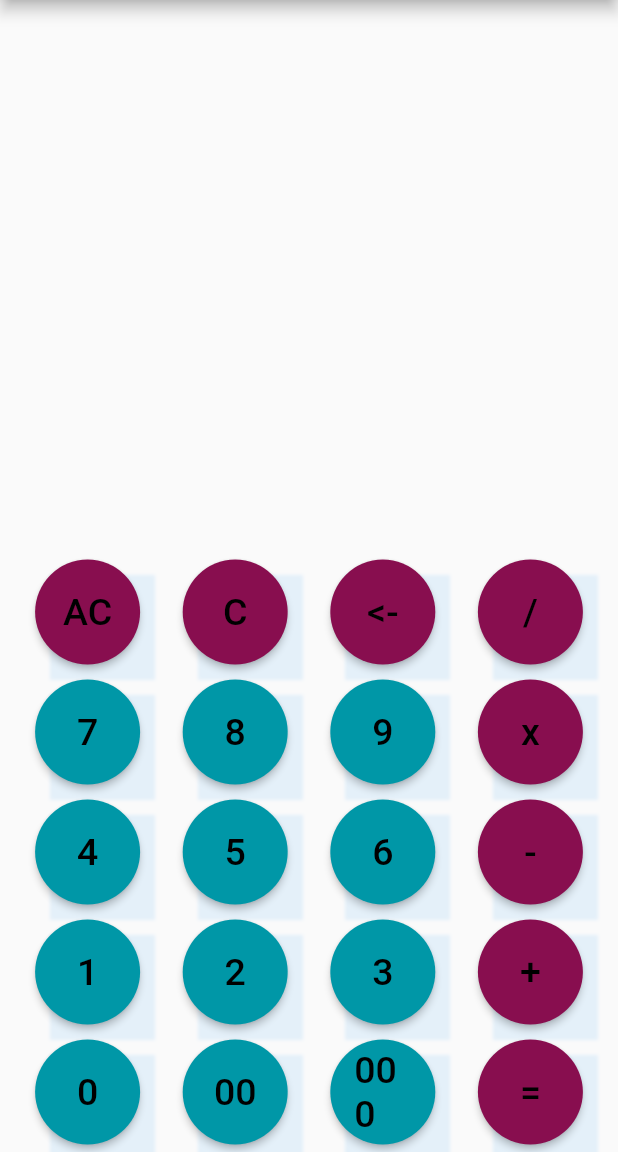
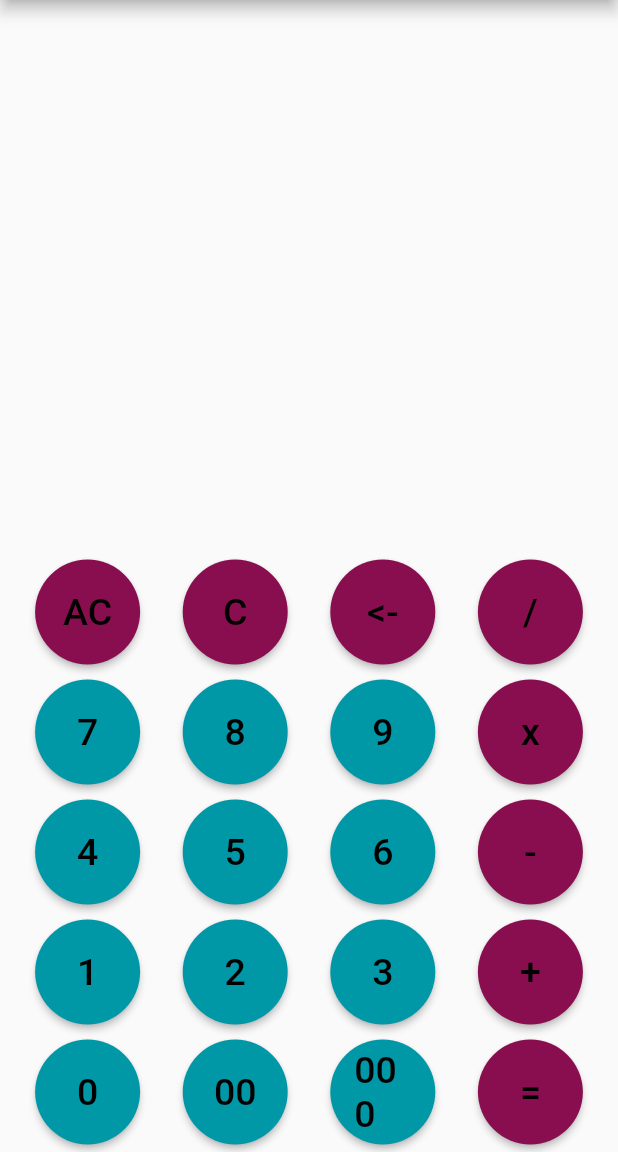
Before and after one commit to Rucha1060/flutter_task2, a Flutter app: the screen it shows after launch, on a phone screen of 412 x 824 dp, the part 84-1236 px from its top. Run offline on Flutter 3.47's test engine with Material 2 defaults, Android fonts, the phone set to English and light mode, and no system bars.

```diff
--- a/lib/calculator_btn.dart
+++ b/lib/calculator_btn.dart
@@ -9,15 +9,6 @@ class CalcButton extends StatelessWidget {
   Widget build(BuildContext context) {
     return Container(
       margin: EdgeInsets.all(5),
-      decoration: BoxDecoration(
-        boxShadow: <BoxShadow>[
-          BoxShadow(
-            color: Colors.blue.withOpacity(0.1),
-            blurRadius: 1,
-            offset: Offset(10, 10),
-          ),
-        ],
-      ),
       child: SizedBox(
           width: 70,
           height: 70,
```
Also changed, not shown: 1 other file.
